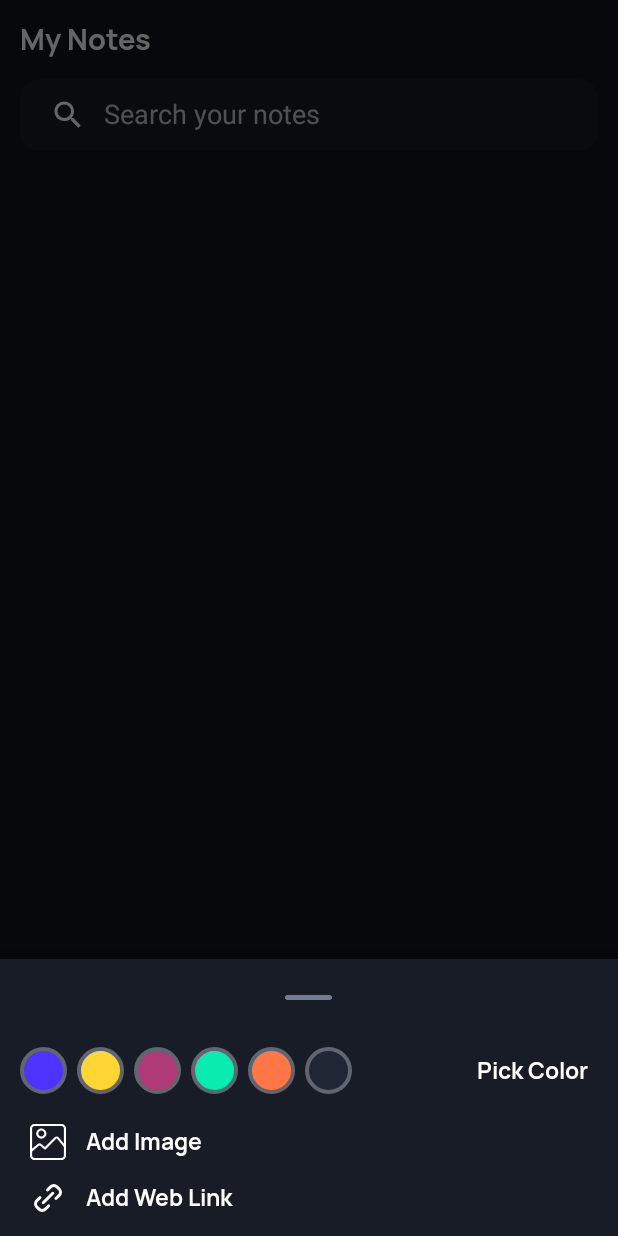
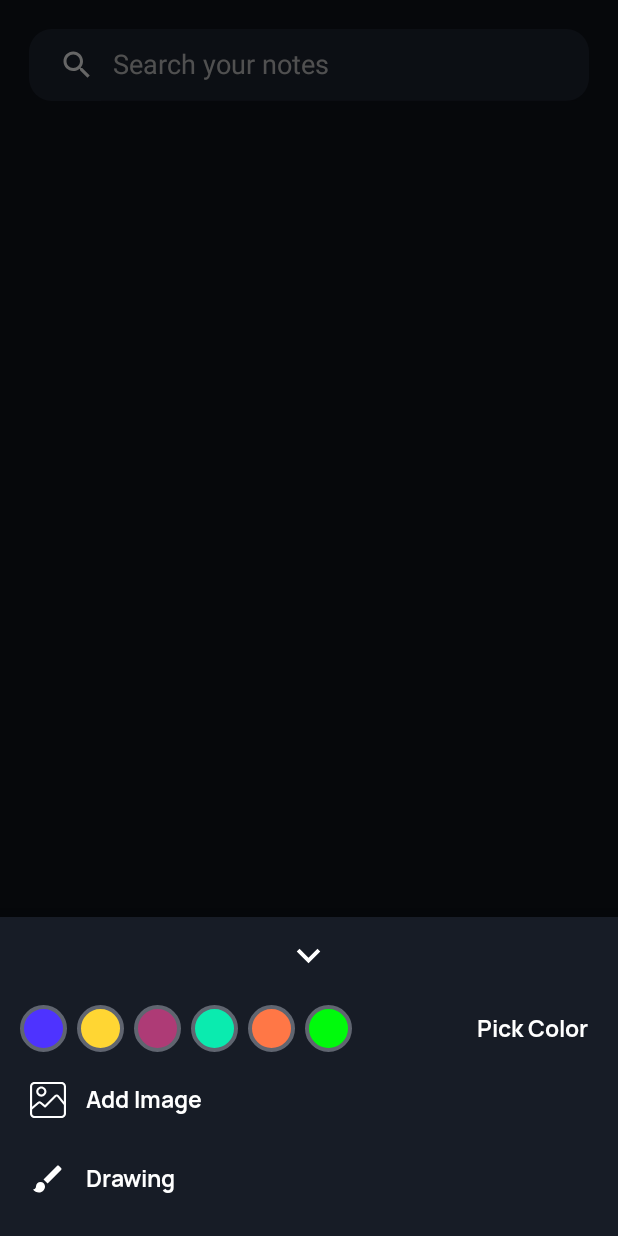
Before and after one commit to aritra-tech/KeepIt, an Android app: the fragment NoteBottomSheetFragment placed in its activity, on a phone screen of 412 x 824 dp. Run offline under Robolectric (Android 15) with nearby library versions, the phone set to English and light mode, and no system bars; our stand-ins replace Room's generated code, sdp/ssp sizes.

Commit message:
UI Changes done

```diff
--- a/app/src/main/java/com/geekymuskeeters/keepit/adapter/NotesAdapter.kt
+++ b/app/src/main/java/com/geekymuskeeters/keepit/adapter/NotesAdapter.kt
@@ -37,7 +37,6 @@ class NotesAdapter() :
 
         holder.itemView.tvTitle.text = arrList[position].title
         holder.itemView.tvDesc.text = arrList[position].noteText
-        holder.itemView.tvDateTime.text = arrList[position].dateTime
 
         if (arrList[position].color != null){
             holder.itemView.cardView.setCardBackgroundColor(Color.parseColor(arrList[position].color))
--- /dev/null
+++ b/app/src/main/res/drawable/arrow_down.xml
@@ -0,0 +1,5 @@
+<vector android:height="24dp" android:tint="#FFFFFF"
+    android:viewportHeight="24" android:viewportWidth="24"
+    android:width="24dp" xmlns:android="http://schemas.android.com/apk/res/android">
+    <path android:fillColor="@android:color/white" android:pathData="M7.41,8.59L12,13.17l4.59,-4.58L18,10l-6,6 -6,-6 1.41,-1.41z"/>
+</vector>
--- /dev/null
+++ b/app/src/main/res/drawable/arrow_up.xml
@@ -0,0 +1,5 @@
+<vector android:height="24dp" android:tint="#FFFFFF"
+    android:viewportHeight="24" android:viewportWidth="24"
+    android:width="24dp" xmlns:android="http://schemas.android.com/apk/res/android">
+    <path android:fillColor="@android:color/white" android:pathData="M7.41,15.41L12,10.83l4.59,4.58L18,14l-6,-6 -6,6z"/>
+</vector>
--- a/app/src/main/res/drawable/background.xml
+++ b/app/src/main/res/drawable/background.xml
@@ -1,7 +1,7 @@
 <?xml version="1.0" encoding="utf-8"?>
 <shape xmlns:android="http://schemas.android.com/apk/res/android">
 
-    <solid android:color="@color/colorPrimary"/>
-    <corners android:radius="@dimen/_10sdp"/>
+    <solid android:color="#1F2633"/>
+    <corners android:radius="@dimen/_12sdp"/>
 
 </shape>
--- /dev/null
+++ b/app/src/main/res/drawable/brush.xml
@@ -0,0 +1,5 @@
+<vector android:height="24dp" android:tint="#FFFFFF"
+    android:viewportHeight="24" android:viewportWidth="24"
+    android:width="24dp" xmlns:android="http://schemas.android.com/apk/res/android">
+    <path android:fillColor="@android:color/white" android:pathData="M7,14c-1.66,0 -3,1.34 -3,3 0,1.31 -1.16,2 -2,2 0.92,1.22 2.49,2 4,2 2.21,0 4,-1.79 4,-4 0,-1.66 -1.34,-3 -3,-3zM20.71,4.63l-1.34,-1.34c-0.39,-0.39 -1.02,-0.39 -1.41,0L9,12.25 11.75,15l8.96,-8.96c0.39,-0.39 0.39,-1.02 0,-1.41z"/>
+</vector>
--- a/app/src/main/res/drawable/note_color_7.xml
+++ b/app/src/main/res/drawable/note_color_7.xml
@@ -1,7 +1,7 @@
 <?xml version="1.0" encoding="utf-8"?>
 <shape xmlns:android="http://schemas.android.com/apk/res/android">
 
-    <solid android:color="@color/ColorBlackNote"/>
+    <solid android:color="#00FA0C"/>
     <corners android:radius="@dimen/_100sdp"/>
     <stroke android:width="@dimen/_2sdp" android:color="@color/ColorDefaultNote"/>
 
--- a/app/src/main/res/layout/fragment_home.xml
+++ b/app/src/main/res/layout/fragment_home.xml
@@ -7,42 +7,30 @@
     android:background="@color/colorPrimaryDark"
     tools:context=".MainActivity">
 
-    <TextView
-        android:id="@+id/tv1"
+
+    <SearchView
+        android:id="@+id/search_view"
         android:layout_width="match_parent"
         android:layout_height="wrap_content"
-        android:textSize="@dimen/_15ssp"
-        android:text="@string/notes"
-        android:paddingStart="@dimen/_10sdp"
-        android:paddingTop="@dimen/_10sdp"
+        android:layout_margin="@dimen/_15sdp"
+        android:layout_marginTop="40dp"
+        android:background="@drawable/background"
+        android:iconifiedByDefault="false"
+        android:queryHint="@string/search"
+        android:searchIcon="@drawable/ic_search"
+        android:theme="@style/ThemeOverlay.search"
         app:layout_constraintTop_toTopOf="parent"
-        app:layout_constraintStart_toStartOf="parent"
-        app:layout_constraintEnd_toEndOf="parent"
-        android:fontFamily="@font/manrope_bold"
-        android:textColor="@color/ColorWhite"/>
+        tools:layout_editor_absoluteX="25dp" />
 
-    <SearchView
+    <androidx.recyclerview.widget.RecyclerView
+        android:id="@+id/recycler_view"
         android:layout_width="match_parent"
         android:layout_height="wrap_content"
         android:layout_margin="@dimen/_10sdp"
-        android:searchIcon="@drawable/ic_search"
-        android:background="@drawable/background"
-        android:queryHint="@string/search"
-        android:theme="@style/ThemeOverlay.search"
-        android:iconifiedByDefault="false"
-        app:layout_constraintTop_toBottomOf="@id/tv1"
+        app:layout_constraintEnd_toEndOf="parent"
+        app:layout_constraintHorizontal_bias="0.48"
         app:layout_constraintStart_toStartOf="parent"
-        app:layout_constraintEnd_toEndOf="parent"
-        android:id="@+id/search_view"/>
-
-    <androidx.recyclerview.widget.RecyclerView
-        android:layout_width="match_parent"
-        android:layout_height="wrap_content"
-        android:layout_margin="@dimen/_10sdp"
-        app:layout_constraintTop_toBottomOf="@id/search_view"
-        app:layout_constraintStart_toStartOf="parent"
-        app:layout_constraintEnd_toEndOf="parent"
-        android:id="@+id/recycler_view"/>
+        app:layout_constraintTop_toBottomOf="@+id/search_view" />
 
     <LinearLayout
         android:id="@+id/l1"
--- a/app/src/main/res/layout/fragment_notes_bottom_sheet.xml
+++ b/app/src/main/res/layout/fragment_notes_bottom_sheet.xml
@@ -26,7 +26,7 @@
             android:layout_gravity="center"
             android:layout_width="@dimen/_24sdp"
             android:layout_height="@dimen/_24sdp"
-            android:src="@drawable/img_bar"/>
+            android:src="@drawable/arrow_down"/>
     </FrameLayout>
     <LinearLayout
         android:layout_width="match_parent"
@@ -201,11 +201,12 @@
             android:ellipsize="end"
             />
 
+
+
     </LinearLayout>
 
-
     <LinearLayout
-        android:id="@+id/layoutWebUrl"
+        android:id="@+id/layoutDrawing"
         android:layout_width="match_parent"
         android:layout_height="wrap_content"
         app:layout_constraintBottom_toBottomOf="parent"
@@ -213,16 +214,17 @@
         app:layout_constraintEnd_toEndOf="parent"
         android:background="@color/colorPrimary"
         android:gravity="center"
+        android:layout_marginTop="@dimen/_12sdp"
         android:layout_marginStart="@dimen/_10sdp"
         android:layout_marginEnd="@dimen/_10sdp"
-        android:layout_marginBottom="@dimen/_10sdp"
+        android:layout_marginBottom="@dimen/_20sdp"
         android:orientation="horizontal">
 
 
         <ImageView
             android:layout_width="wrap_content"
             android:layout_height="wrap_content"
-            android:src="@drawable/ic_link"
+            android:src="@drawable/brush"
             android:layout_marginStart="@dimen/_5sdp"
             android:layout_marginEnd="@dimen/_10sdp"
             app:tint="@color/ColorWhite" />
@@ -235,11 +237,13 @@
             app:layout_constraintEnd_toEndOf="parent"
             android:textColor="@color/ColorWhite"
             android:textSize="@dimen/_12ssp"
-            android:text="Add Web Link"
+            android:text="Drawing"
             android:fontFamily="@font/manrope_bold"
             android:maxLines="1"
             android:ellipsize="end"
             />
+
+
 
     </LinearLayout>
 
--- a/app/src/main/res/values/strings.xml
+++ b/app/src/main/res/values/strings.xml
@@ -1,9 +1,9 @@
 <resources>
     <string name="app_name">KeepIt</string>
     <string name="notes">My Notes</string>
-    <string name="notes_title">Notes Title</string>
+    <string name="notes_title">Title</string>
     <string name="notes_sub_title">Notes Sub Title</string>
-    <string name="notes_desc">Enter Note Here</string>
+    <string name="notes_desc">Note</string>
     <string name="web_url">Enter Web Url</string>
     <string name="ok">Ok</string>
     <string name="cancel">Cancel</string>
```
Also changed, not shown: app/src/main/java/com/geekymuskeeters/keepit/util/NoteBottomSheetFragment.kt (+1 -6 lines), app/src/main/res/layout/fragment_create_note.xml (+11 -13 lines), app/src/main/res/layout/item_rv_notes.xml (+8 -20 lines).
